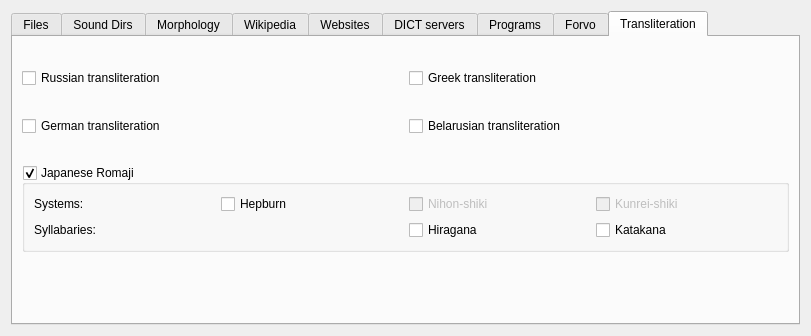
This is sources.ui in goldendict/goldendict as Qt 5 draws it before an edit. The edited form follows.
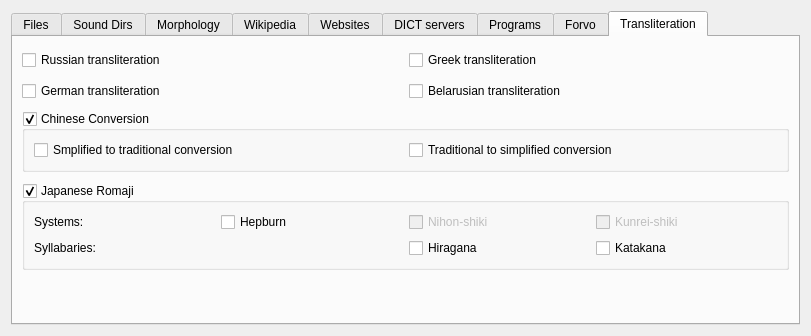
This is the edited form. The open tabs and pages were chosen to show the change. Icons and pictures are not drawn.

Commit message: Support conversion between simplified and traditional Chinese characters

Diff of the .ui file:
```diff
--- a/sources.ui
+++ b/sources.ui
@@ -721,6 +721,54 @@
          </property>
         </spacer>
        </item>
+       <item>
+        <widget class="QGroupBox" name="enableChineseConversion">
+         <property name="toolTip">
+          <string>Enable conversion between simplified and traditional Chinese characters</string>
+         </property>
+         <property name="title">
+          <string>Chinese Conversion</string>
+         </property>
+         <property name="checkable">
+          <bool>true</bool>
+         </property>
+         <layout class="QGridLayout" name="gridLayout_4">
+          <item row="0" column="1">
+           <widget class="QCheckBox" name="enableTradToSimpConversion">
+            <property name="toolTip">
+             <string>Enable conversion from traditional characters to simplified characters</string>
+            </property>
+            <property name="text">
+             <string>Traditional to simplified conversion</string>
+            </property>
+           </widget>
+          </item>
+          <item row="0" column="0">
+           <widget class="QCheckBox" name="enableSimpToTradConversion">
+            <property name="toolTip">
+             <string>Enable conversion from simplified characters to traditional characters</string>
+            </property>
+            <property name="text">
+             <string>Smplified to traditional conversion</string>
+            </property>
+           </widget>
+          </item>
+         </layout>
+        </widget>
+       </item>
+       <item>
+        <spacer name="verticalSpacer_13">
+         <property name="orientation">
+          <enum>Qt::Vertical</enum>
+         </property>
+         <property name="sizeHint" stdset="0">
+          <size>
+           <width>20</width>
+           <height>40</height>
+          </size>
+         </property>
+        </spacer>
+       </item>
        <item>
         <widget class="QGroupBox" name="enableRomaji">
          <property name="toolTip">
```
Left out of the diff: 2 changed lines with no effect on the pictures. The commit also changes 9 other files.
